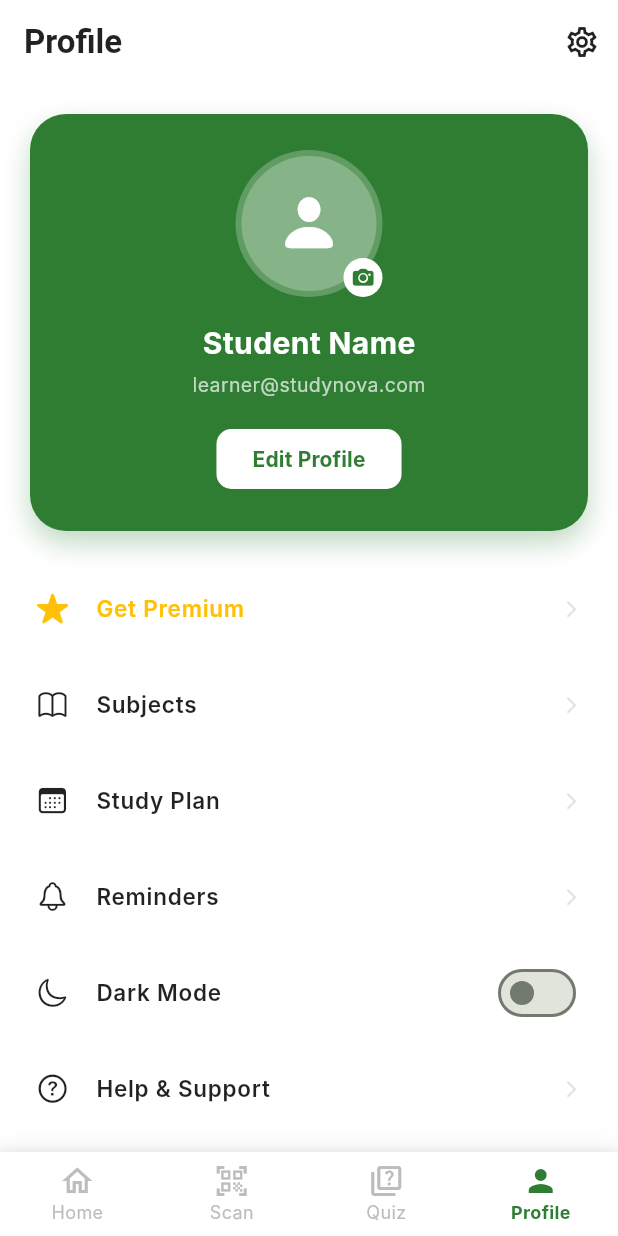
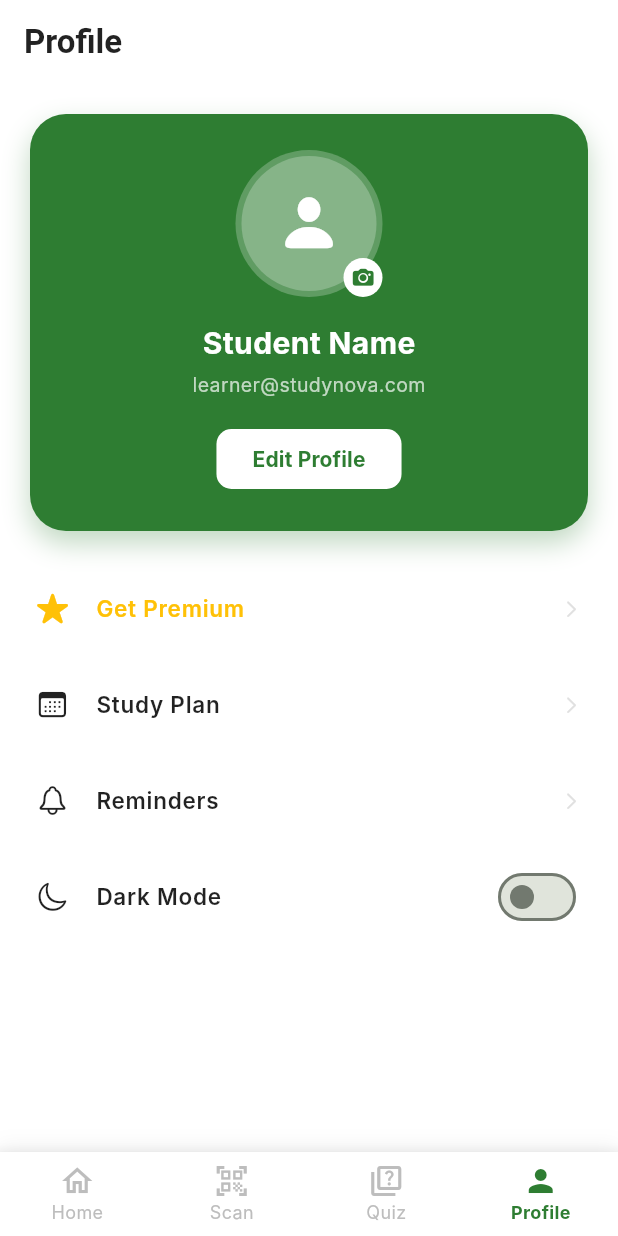
Before and after one commit to prakashraj161515-bit/ai_study_helper, a Flutter app: the screen it shows after launch, item 4 of the bottom bar chosen, on a phone screen of 412 x 824 dp. Run offline on Flutter 3.47's test engine with Material 3 defaults, Android fonts, the phone set to English and light mode, and no system bars; our stand-ins replace connectivity_plus, google_generative_ai, image_picker, pdf, printing, shared_preferences; missing offline and left inert: dart:js; Roboto replaces fonts that are missing (Inter).

Commit message:
UI Cleanup: Removed settings icon and unnecessary profile menu items as per user request

```diff
--- a/lib/screens/profile_screen.dart
+++ b/lib/screens/profile_screen.dart
@@ -57,9 +57,6 @@ class _ProfileScreenState extends State<ProfileScreen> {
       backgroundColor: Colors.white,
       appBar: AppBar(
         title: const Text('Profile'),
-        actions: [
-          IconButton(icon: const Icon(Icons.settings_outlined), onPressed: () {}),
-        ],
       ),
       body: SingleChildScrollView(
         child: Column(
@@ -138,18 +135,10 @@ class _ProfileScreenState extends State<ProfileScreen> {
             _buildSettingTile(CupertinoIcons.star_fill, 'Get Premium', () {
               Navigator.push(context, MaterialPageRoute(builder: (_) => const PremiumScreen()));
             }, color: Colors.amber),
-            _buildSettingTile(CupertinoIcons.book, 'Subjects', () {}),
             _buildSettingTile(CupertinoIcons.calendar, 'Study Plan', () {}),
             _buildSettingTile(CupertinoIcons.bell, 'Reminders', () {}),
             _buildSettingTile(CupertinoIcons.moon, 'Dark Mode', () {}, trailing: Switch(value: false, onChanged: (v) {}, activeColor: const Color(0xFF2E7D32))),
-            _buildSettingTile(CupertinoIcons.question_circle, 'Help & Support', () {}),
 
-            const Padding(
-              padding: EdgeInsets.symmetric(horizontal: 24, vertical: 8),
-              child: Divider(),
-            ),
-
-            _buildSettingTile(CupertinoIcons.square_arrow_right, 'Logout', () {}, color: Colors.red),
             const SizedBox(height: 40),
           ],
         ),
```
